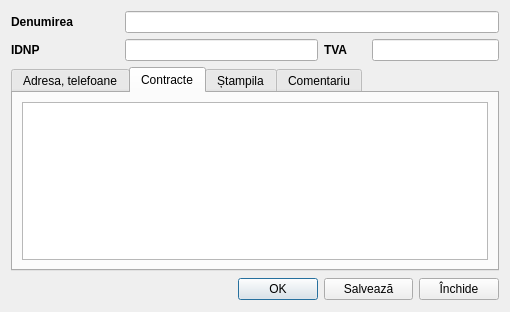
This is catalogs/catorganizations.ui in debalex77/USG as Qt 5 draws it before an edit. The edited form follows.
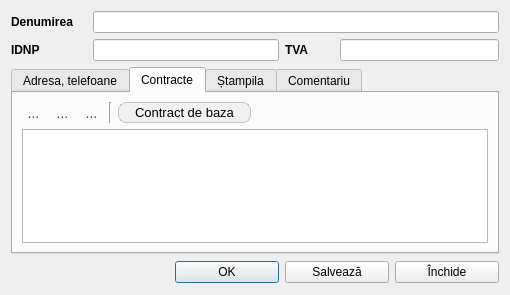
This is the edited form. The open tabs and pages were chosen to show the change. Icons and pictures are not drawn.

Patch:
```diff
--- a/catalogs/catorganizations.ui
+++ b/catalogs/catorganizations.ui
@@ -7,9 +7,14 @@
     <x>0</x>
     <y>0</y>
     <width>510</width>
-    <height>312</height>
+    <height>295</height>
    </rect>
   </property>
+  <property name="font">
+   <font>
+    <family>Segoe UI</family>
+   </font>
+  </property>
   <property name="windowTitle">
    <string>Dialog</string>
   </property>
@@ -18,6 +23,7 @@
     <widget class="QLabel" name="label">
      <property name="font">
       <font>
+       <family>Segoe UI</family>
        <bold>true</bold>
       </font>
      </property>
@@ -33,6 +39,7 @@
     <widget class="QLabel" name="label_2">
      <property name="font">
       <font>
+       <family>Segoe UI</family>
        <bold>true</bold>
       </font>
      </property>
@@ -48,6 +55,7 @@
     <widget class="QLabel" name="label_4">
      <property name="font">
       <font>
+       <family>Segoe UI</family>
        <bold>true</bold>
       </font>
      </property>
@@ -119,6 +127,146 @@
        <string>Contracte</string>
       </attribute>
       <layout class="QGridLayout" name="gridLayout_4">
+       <item row="0" column="0">
+        <layout class="QHBoxLayout" name="layoutToolBar">
+         <property name="spacing">
+          <number>6</number>
+         </property>
+         <property name="topMargin">
+          <number>0</number>
+         </property>
+         <item>
+          <widget class="QToolButton" name="btnAddContract">
+           <property name="styleSheet">
+            <string notr="true">QToolButton {
+    border: none;
+    background-color: transparent;
+    color: #4a4a4a;
+    font-size: 14px;
+}
+QToolButton:hover {
+    background-color: #f0f0f0;
+    color: #000000;
+}
+QToolButton:pressed {
+    background-color: #dcdcdc;
+}</string>
+           </property>
+           <property name="text">
+            <string>...</string>
+           </property>
+           <property name="icon">
+            <iconset resource="../resource.qrc">
+             <normaloff>:/img/add_x32.png</normaloff>:/img/add_x32.png</iconset>
+           </property>
+          </widget>
+         </item>
+         <item>
+          <widget class="QToolButton" name="btnEditContract">
+           <property name="styleSheet">
+            <string notr="true">QToolButton {
+    border: none;
+    background-color: transparent;
+    color: #4a4a4a;
+    font-size: 14px;
+}
+QToolButton:hover {
+    background-color: #f0f0f0;
+    color: #000000;
+}
+QToolButton:pressed {
+    background-color: #dcdcdc;
+}</string>
+           </property>
+           <property name="text">
+            <string>...</string>
+           </property>
+           <property name="icon">
+            <iconset resource="../resource.qrc">
+             <normaloff>:/img/write.png</normaloff>:/img/write.png</iconset>
+           </property>
+          </widget>
+         </item>
+         <item>
+          <widget class="QToolButton" name="btnDeletionContract">
+           <property name="styleSheet">
+            <string notr="true">QToolButton {
+    border: none;
+    background-color: transparent;
+    color: #4a4a4a;
+    font-size: 14px;
+}
+QToolButton:hover {
+    background-color: #f0f0f0;
+    color: #000000;
+}
+QToolButton:pressed {
+    background-color: #dcdcdc;
+}</string>
+           </property>
+           <property name="text">
+            <string>...</string>
+           </property>
+           <property name="icon">
+            <iconset resource="../resource.qrc">
+             <normaloff>:/img/clear_x32.png</normaloff>:/img/clear_x32.png</iconset>
+           </property>
+          </widget>
+         </item>
+         <item>
+          <widget class="Line" name="line">
+           <property name="orientation">
+            <enum>Qt::Vertical</enum>
+           </property>
+          </widget>
+         </item>
+         <item>
+          <widget class="QToolButton" name="btnSetDefaultContract">
+           <property name="minimumSize">
+            <size>
+             <width>0</width>
+             <height>21</height>
+            </size>
+           </property>
+           <property name="styleSheet">
+            <string notr="true">QToolButton
+{
+    border: 1px solid rgba(0, 0, 0, 0.2);
+    border-radius: 8px;
+    background-color: #f1f1f1;
+    color: #000000;
+    font-size: 13px;
+    padding: 4px 10px;
+}
+QToolButton:hover
+{
+    background-color: #e0e0e0;
+}
+QToolButton:pressed
+{
+    background-color: #d0d0d0;
+}</string>
+           </property>
+           <property name="text">
+            <string>Contract de baza</string>
+           </property>
+          </widget>
+         </item>
+         <item>
+          <spacer name="horizontalSpacer_4">
+           <property name="orientation">
+            <enum>Qt::Horizontal</enum>
+           </property>
+           <property name="sizeHint" stdset="0">
+            <size>
+             <width>40</width>
+             <height>20</height>
+            </size>
+           </property>
+          </spacer>
+         </item>
+        </layout>
+       </item>
        <item row="1" column="0">
         <widget class="QTableView" name="tableViewContracts"/>
        </item>
@@ -230,8 +378,15 @@
    </item>
    <item row="3" column="2">
     <widget class="QPushButton" name="btnOK">
+     <property name="minimumSize">
+      <size>
+       <width>104</width>
+       <height>0</height>
+      </size>
+     </property>
      <property name="font">
       <font>
+       <family>Segoe UI</family>
        <bold>false</bold>
       </font>
      </property>
@@ -246,6 +401,12 @@
    </item>
    <item row="3" column="3" colspan="2">
     <widget class="QPushButton" name="btnWrite">
+     <property name="minimumSize">
+      <size>
+       <width>104</width>
+       <height>0</height>
+      </size>
+     </property>
      <property name="text">
       <string>Salvează</string>
      </property>
@@ -257,6 +418,12 @@
    </item>
    <item row="3" column="5">
     <widget class="QPushButton" name="btnCancel">
+     <property name="minimumSize">
+      <size>
+       <width>104</width>
+       <height>0</height>
+      </size>
+     </property>
      <property name="text">
       <string>Închide</string>
      </property>
```
Left out of the diff: 18 changed lines with no effect on the pictures.
